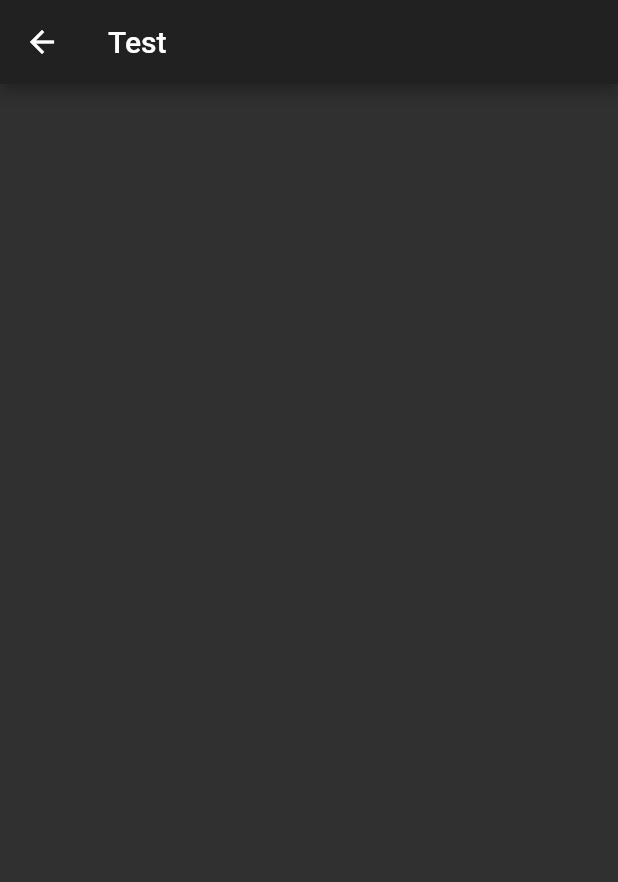
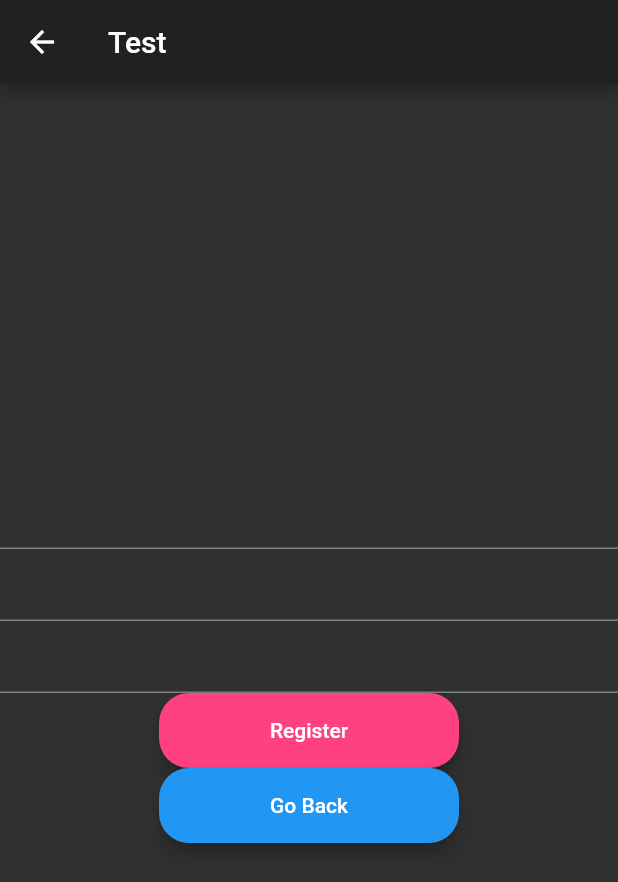
Before and after one commit to KnightHacks/club-app-2021, a Flutter app: the Register2 screen opened by its route, on a phone screen of 412 x 824 dp. Shown: the top 882 px of the screen. Run offline on Flutter 3.47's test engine with Material 2 defaults, Android fonts, the phone set to English and light mode, and no system bars; our stand-ins replace firebase_auth; accounts and stored records are empty.

Commit message:
add registration and add rounded button

```diff
--- /dev/null
+++ b/lib/components/rounded_button.dart
@@ -0,0 +1,31 @@
+import 'package:flutter/material.dart';
+
+class RoundedButton extends StatelessWidget {
+  const RoundedButton({
+    @required this.buttonText,
+    @required this.buttonColor,
+    @required this.buttonBehavior
+  });
+  final String buttonText;
+  final Color buttonColor;
+  final Function buttonBehavior;
+  @override
+  Widget build(BuildContext context) {
+    return Material(
+      color: buttonColor,
+      elevation: 5.0,
+      borderRadius: BorderRadius.circular(20.0),
+      child: MaterialButton(
+        onPressed: buttonBehavior,
+        minWidth: 200.0,
+        height: 50.0,
+        child: Text(
+          buttonText,
+        ),
+      ),
+
+    );
+
+
+  }
+}
--- a/lib/main.dart
+++ b/lib/main.dart
@@ -21,6 +21,7 @@ class MyApp extends StatelessWidget {
       initialRoute: "/",
       routes: {
         "/" : (context) => Login(),
+        "/Login" : (context) => Login(),
         "/Register1" : (context) => Register1(),
         "/Register2" : (context) => Register2(),
         "/Home" : (context) => Home(),
--- a/lib/screens/register2.dart
+++ b/lib/screens/register2.dart
@@ -1,4 +1,6 @@
 import 'package:flutter/material.dart';
+import 'package:firebase_auth/firebase_auth.dart';
+import 'package:club_app_2021/components/rounded_button.dart';
 
 class Register2 extends StatefulWidget {
   @override
@@ -6,13 +8,73 @@ class Register2 extends StatefulWidget {
 }
 
 class _Register2State extends State<Register2> {
+  FirebaseAuth _auth = FirebaseAuth.instance;
+
+  String email;
+  String password;
+  String confirmPassword;
+
+
   @override
   Widget build(BuildContext context) {
     return Scaffold(
       appBar: AppBar(
         title: Text("Test"),
       ),
-      body: SafeArea(child: Column()),
+      body: SafeArea(child: Column(
+        crossAxisAlignment: CrossAxisAlignment.center,
+        mainAxisAlignment: MainAxisAlignment.center,
+        children: <Widget>[
+          // contains email
+          TextField(
+            keyboardType: TextInputType.emailAddress,
+            textAlign: TextAlign.center,
+            onChanged: (value){
+              email = value;
+            },
+            // TODO hint Text "Enter Your Email"
+          ),
+          // contains password
+          TextField(
+            obscureText: true,
+            textAlign: TextAlign.center,
+            onChanged: (value){
+              password = value;
+            },
+          ),
+
+          // contains confirmation of password
+          TextField(
+            obscureText: true,
+            textAlign: TextAlign.center,
+            onChanged: (value){
+              confirmPassword = value;
+            },
+          ),
+          // Creates button for Registration
+          RoundedButton(
+            buttonText: 'Register',
+            buttonColor: Colors.pinkAccent,
+            buttonBehavior: () async {
+              if(confirmPassword == password)
+                {
+                 final user = await _auth.createUserWithEmailAndPassword(email: email, password: password);
+                 Navigator.popAndPushNamed(context, '/Login');
+                }
+            },
+          ),
+          // Creates button for Going Back to Register 1
+          RoundedButton(
+            buttonText: 'Go Back',
+            buttonColor: Colors.blue,
+            buttonBehavior: (){
+              Navigator.popAndPushNamed(context, '/Login');
+            },
+          ),
+        ],
+      )
+      ),
+
     );
   }
 }
```
